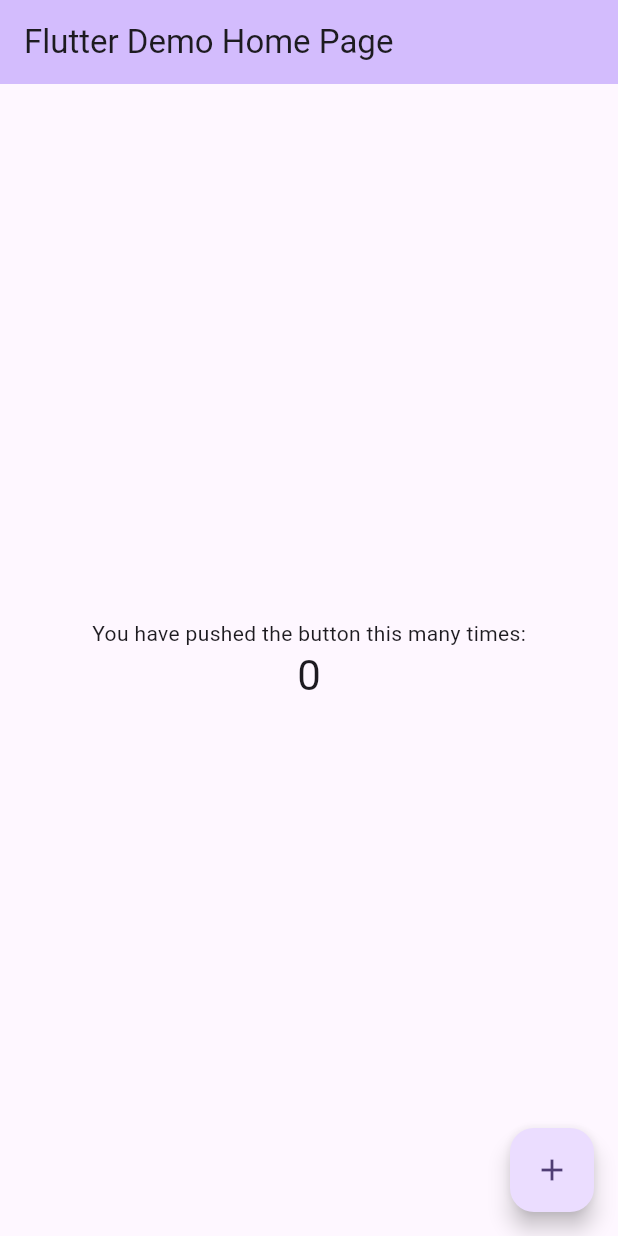
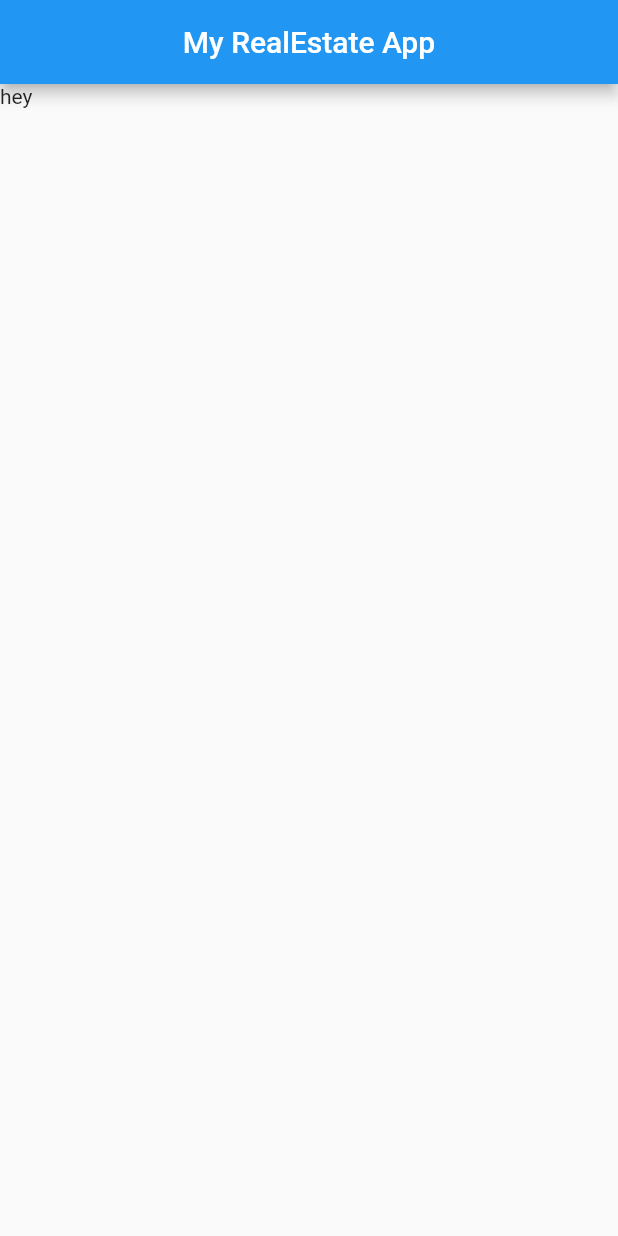
Before and after one commit to jebinj4/bookingapp_Flutter, a Flutter app: the screen it shows after launch, on a phone screen of 412 x 824 dp. Run offline on Flutter 3.47's test engine with Material 2 defaults, Android fonts, the phone set to English and light mode, and no system bars.

Commit message:
building app header

```diff
--- a/analysis_options.yaml
+++ b/analysis_options.yaml
@@ -22,6 +22,7 @@ linter:
   # `// ignore_for_file: name_of_lint` syntax on the line or in the file
   # producing the lint.
   rules:
+    ignore_for_file: prefer_const_constructors
     # avoid_print: false  # Uncomment to disable the `avoid_print` rule
     # prefer_single_quotes: true  # Uncomment to enable the `prefer_single_quotes` rule
 
--- /dev/null
+++ b/lib/Pages/Home.dart
@@ -0,0 +1,23 @@
+import 'package:flutter/material.dart';
+
+class Home extends StatefulWidget {
+  const Home({super.key});
+
+  @override
+  State<Home> createState() => _HomeState();
+}
+
+class _HomeState extends State<Home> {
+  @override
+  Widget build(BuildContext context) {
+    return MaterialApp(
+        title: 'Real Estate Finder',
+        home: Scaffold(
+          appBar: AppBar(
+            title: Text('My RealEstate App'),
+            centerTitle: true,
+          ),
+          body: SafeArea(child: Text('hey')),
+        ));
+  }
+}
--- a/lib/main.dart
+++ b/lib/main.dart
@@ -1,125 +1,6 @@
+import 'package:bookingapp/Pages/Home.dart';
 import 'package:flutter/material.dart';
 
 void main() {
-  runApp(const MyApp());
+  runApp(const Home());
 }
-
-class MyApp extends StatelessWidget {
-  const MyApp({super.key});
-
-  // This widget is the root of your application.
-  @override
-  Widget build(BuildContext context) {
-    return MaterialApp(
-      title: 'Flutter Demo',
-      theme: ThemeData(
-        // This is the theme of your application.
-        //
-        // TRY THIS: Try running your application with "flutter run". You'll see
-        // the application has a blue toolbar. Then, without quitting the app,
-        // try changing the seedColor in the colorScheme below to Colors.green
-        // and then invoke "hot reload" (save your changes or press the "hot
-        // reload" button in a Flutter-supported IDE, or press "r" if you used
-        // the command line to start the app).
-        //
-        // Notice that the counter didn't reset back to zero; the application
-        // state is not lost during the reload. To reset the state, use hot
-        // restart instead.
-        //
-        // This works for code too, not just values: Most code changes can be
-        // tested with just a hot reload.
-        colorScheme: ColorScheme.fromSeed(seedColor: Colors.deepPurple),
-        useMaterial3: true,
-      ),
-      home: const MyHomePage(title: 'Flutter Demo Home Page'),
-    );
-  }
-}
-
-class MyHomePage extends StatefulWidget {
-  const MyHomePage({super.key, required this.title});
-
-  // This widget is the home page of your application. It is stateful, meaning
-  // that it has a State object (defined below) that contains fields that affect
-  // how it looks.
-
-  // This class is the configuration for the state. It holds the values (in this
-  // case the title) provided by the parent (in this case the App widget) and
-  // used by the build method of the State. Fields in a Widget subclass are
-  // always marked "final".
-
-  final String title;
-
-  @override
-  State<MyHomePage> createState() => _MyHomePageState();
-}
-
-class _MyHomePageState extends State<MyHomePage> {
-  int _counter = 0;
-
-  void _incrementCounter() {
-    setState(() {
-      // This call to setState tells the Flutter framework that something has
-      // changed in this State, which causes it to rerun the build method below
-      // so that the display can reflect the updated values. If we changed
-      // _counter without calling setState(), then the build method would not be
-      // called again, and so nothing would appear to happen.
-      _counter++;
-    });
-  }
-
-  @override
-  Widget build(BuildContext context) {
-    // This method is rerun every time setState is called, for instance as done
-    // by the _incrementCounter method above.
-    //
-    // The Flutter framework has been optimized to make rerunning build methods
-    // fast, so that you can just rebuild anything that needs updating rather
-    // than having to individually change instances of widgets.
-    return Scaffold(
-      appBar: AppBar(
-        // TRY THIS: Try changing the color here to a specific color (to
-        // Colors.amber, perhaps?) and trigger a hot reload to see the AppBar
-        // change color while the other colors stay the same.
-        backgroundColor: Theme.of(context).colorScheme.inversePrimary,
-        // Here we take the value from the MyHomePage object that was created by
-        // the App.build method, and use it to set our appbar title.
-        title: Text(widget.title),
-      ),
-      body: Center(
-        // Center is a layout widget. It takes a single child and positions it
-        // in the middle of the parent.
-        child: Column(
-          // Column is also a layout widget. It takes a list of children and
-          // arranges them vertically. By default, it sizes itself to fit its
-          // children horizontally, and tries to be as tall as its parent.
-          //
-          // Column has various properties to control how it sizes itself and
-          // how it positions its children. Here we use mainAxisAlignment to
-          // center the children vertically; the main axis here is the vertical
-          // axis because Columns are vertical (the cross axis would be
-          // horizontal).
-          //
-          // TRY THIS: Invoke "debug painting" (choose the "Toggle Debug Paint"
-          // action in the IDE, or press "p" in the console), to see the
-          // wireframe for each widget.
-          mainAxisAlignment: MainAxisAlignment.center,
-          children: <Widget>[
-            const Text(
-              'You have pushed the button this many times:',
-            ),
-            Text(
-              '$_counter',
-              style: Theme.of(context).textTheme.headlineMedium,
-            ),
-          ],
-        ),
-      ),
-      floatingActionButton: FloatingActionButton(
-        onPressed: _incrementCounter,
-        tooltip: 'Increment',
-        child: const Icon(Icons.add),
-      ), // This trailing comma makes auto-formatting nicer for build methods.
-    );
-  }
-}
```
Also changed, not shown: 1 other file.
